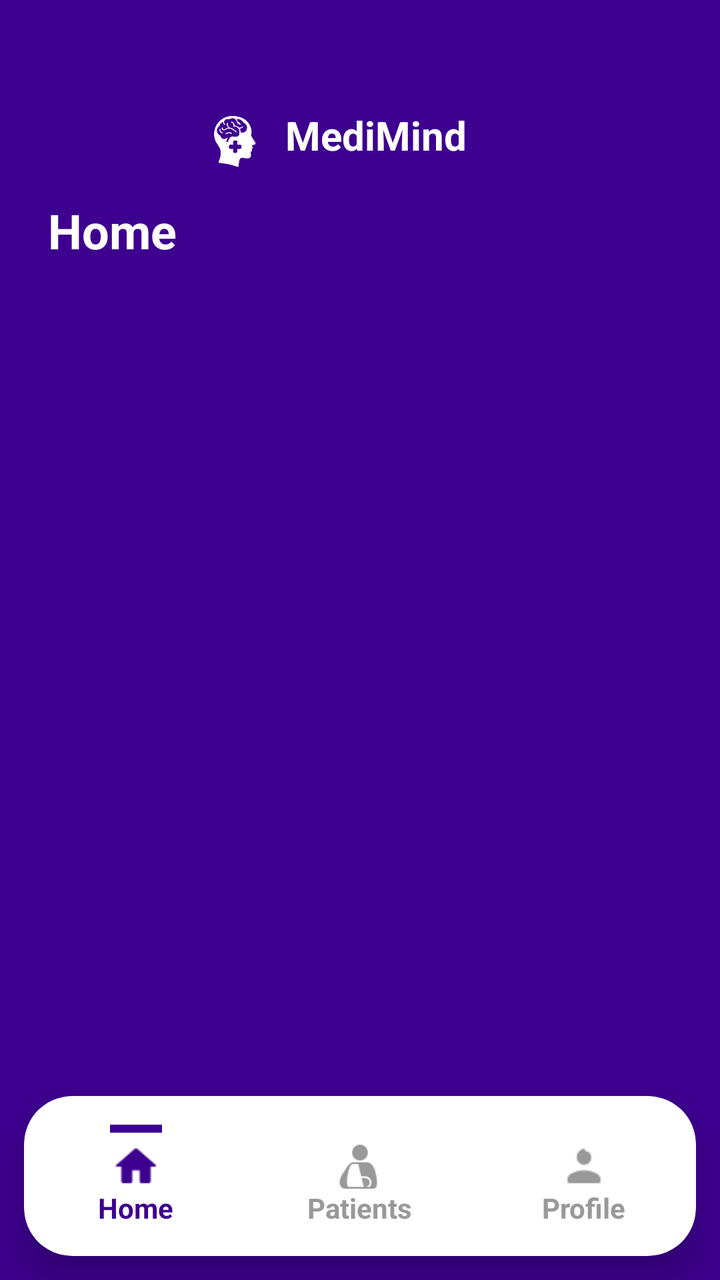
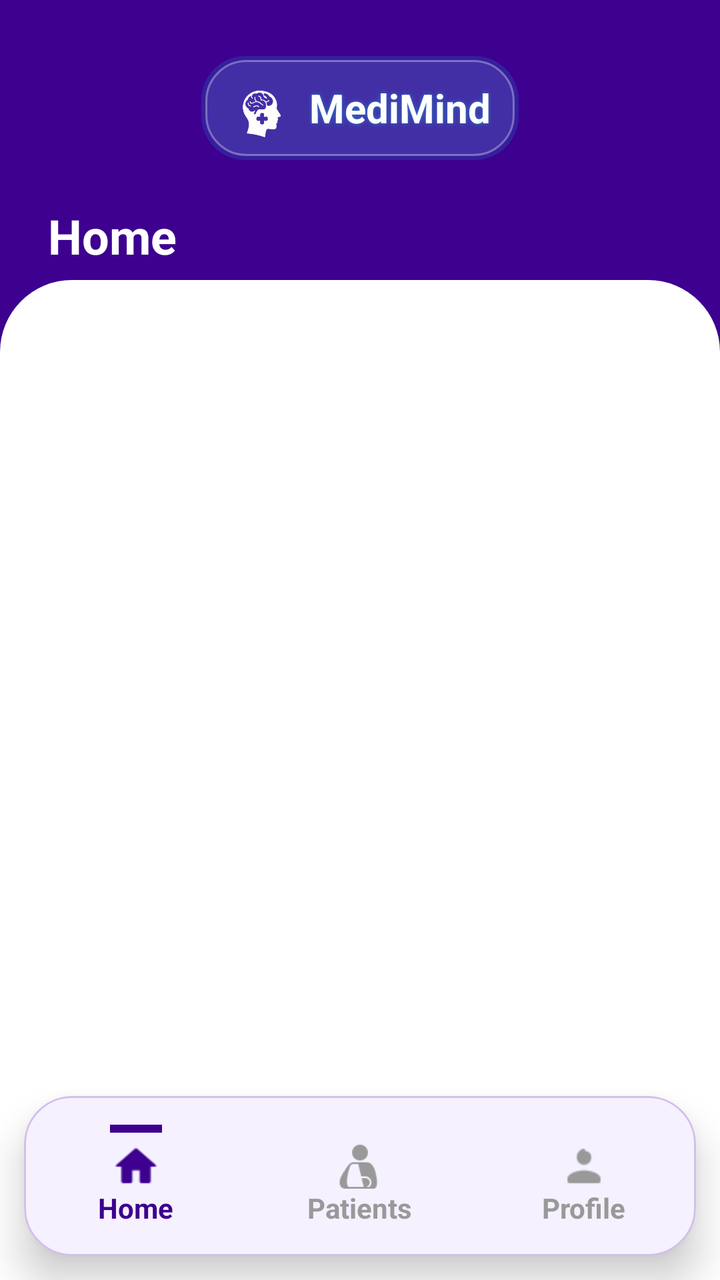

Compare the two renders of this Android layout. The source of the first and the diff that turns it into the second are given below.
<!-- AndroidManifest.xml: application theme Theme.MediMindV2 -->
<!-- res/layout/activity_main.xml -->
<?xml version="1.0" encoding="utf-8"?>
<androidx.constraintlayout.widget.ConstraintLayout
    xmlns:android="http://schemas.android.com/apk/res/android"
    xmlns:app="http://schemas.android.com/apk/res-auto"
    xmlns:tools="http://schemas.android.com/tools"
    android:layout_width="match_parent"
    android:layout_height="match_parent"
    android:background="#3D008F">

    
    <LinearLayout
        android:id="@+id/headerRow"
        android:layout_width="wrap_content"
        android:layout_height="wrap_content"
        android:layout_marginTop="50dp"
        android:layout_marginRight="27dp"
        android:gravity="center_vertical"
        android:orientation="horizontal"
        app:layout_constraintTop_toTopOf="parent"
        app:layout_constraintStart_toStartOf="parent"
        app:layout_constraintEnd_toEndOf="parent">

        <ImageView
            android:id="@+id/imgLogo"
            android:layout_width="35dp"
            android:layout_height="35dp"
            android:contentDescription="@null"
            android:src="@drawable/logo" />

        <TextView
            android:id="@+id/tvAppTitle"
            android:layout_width="wrap_content"
            android:layout_height="wrap_content"
            android:layout_marginStart="8dp"
            android:text="MediMind"
            android:textColor="@android:color/white"
            android:textSize="20sp"
            android:textStyle="bold" />
    </LinearLayout>

    

    <TextView
        android:id="@+id/tvScreenTitle"
        android:layout_width="0dp"
        android:layout_height="wrap_content"
        android:layout_marginTop="14dp"
        android:layout_marginStart="24dp"
        android:layout_marginEnd="24dp"
        android:text="Home"
        android:textColor="@android:color/white"
        android:textSize="24sp"
        android:textStyle="bold"
        app:layout_constraintTop_toBottomOf="@id/headerRow"
        app:layout_constraintStart_toStartOf="parent"
        app:layout_constraintEnd_toEndOf="parent"/>

    
    <FrameLayout
        android:id="@+id/baseContainer"
        android:layout_width="0dp"
        android:layout_height="0dp"
        android:layout_marginTop="0dp"
        app:layout_constraintTop_toBottomOf="@id/tvScreenTitle"
        app:layout_constraintBottom_toTopOf="@id/bottomCard"
        app:layout_constraintStart_toStartOf="parent"
        app:layout_constraintEnd_toEndOf="parent" />



    
    <androidx.cardview.widget.CardView
        android:id="@+id/bottomCard"
        android:layout_width="0dp"
        android:layout_height="80dp"
        android:layout_margin="12dp"
        app:cardCornerRadius="24dp"
        app:cardElevation="12dp"
        app:cardBackgroundColor="@android:color/white"
        app:layout_constraintBottom_toBottomOf="parent"
        app:layout_constraintStart_toStartOf="parent"
        app:layout_constraintEnd_toEndOf="parent">

        <LinearLayout
            android:layout_width="match_parent"
            android:layout_height="match_parent"
            android:orientation="horizontal"
            android:gravity="center">

            
            <LinearLayout
                android:id="@+id/navHome"
                android:layout_width="0dp"
                android:layout_height="match_parent"
                android:layout_weight="1"
                android:gravity="center"
                android:orientation="vertical">

                <View
                    android:id="@+id/indicatorHome"
                    android:layout_width="26dp"
                    android:layout_height="4dp"
                    android:background="#3D008F"
                    android:visibility="visible"/>

                <ImageView
                    android:id="@+id/iconHome"
                    android:layout_width="22dp"
                    android:layout_height="22dp"
                    android:layout_marginTop="6dp"
                    android:src="@drawable/ic_home"
                    app:tint="#3D008F" />

                <TextView
                    android:id="@+id/textHome"
                    android:layout_height="wrap_content"
                    android:layout_width="wrap_content"
                    android:text="Home"
                    android:textSize="14sp"
                    android:textStyle="bold"
                    android:textColor="#3D008F"/>
            </LinearLayout>

            
            <LinearLayout
                android:id="@+id/navPatients"
                android:layout_width="0dp"
                android:layout_height="match_parent"
                android:layout_weight="1"
                android:gravity="center"
                android:orientation="vertical">

                <View
                    android:id="@+id/indicatorPatients"
                    android:layout_width="26dp"
                    android:layout_height="4dp"
                    android:background="#3D008F"
                    android:visibility="invisible"/>

                <ImageView
                    android:id="@+id/iconPatients"
                    android:layout_width="22dp"
                    android:layout_height="22dp"
                    android:layout_marginTop="6dp"
                    android:src="@drawable/ic_patients"
                    app:tint="#999999" />

                <TextView
                    android:id="@+id/textPatients"
                    android:layout_height="wrap_content"
                    android:layout_width="wrap_content"
                    android:text="Patients"
                    android:textSize="14sp"
                    android:textStyle="bold"
                    android:textColor="#999999"/>
            </LinearLayout>

            
            <LinearLayout
                android:id="@+id/navProfile"
                android:layout_width="0dp"
                android:layout_height="match_parent"
                android:layout_weight="1"
                android:gravity="center"
                android:orientation="vertical">

                <View
                    android:id="@+id/indicatorProfile"
                    android:layout_width="26dp"
                    android:layout_height="4dp"
                    android:background="#3D008F"
                    android:visibility="invisible"/>

                <ImageView
                    android:id="@+id/iconProfile"
                    android:layout_width="22dp"
                    android:layout_height="22dp"
                    android:layout_marginTop="6dp"
                    android:src="@drawable/ic_user"
                    app:tint="#999999" />

                <TextView
                    android:id="@+id/textProfile"
                    android:layout_height="wrap_content"
                    android:layout_width="wrap_content"
                    android:text="Profile"
                    android:textSize="14sp"
                    android:textStyle="bold"
                    android:textColor="#999999"
                    />
            </LinearLayout>

        </LinearLayout>

    </androidx.cardview.widget.CardView>

</androidx.constraintlayout.widget.ConstraintLayout>
<!-- resources referenced by this layout -->
<resources>
  <!-- drawable ic_home: png bitmap (drawable, 452 bytes) -->
  <!-- drawable ic_patients: png bitmap (drawable, 852 bytes) -->
  <!-- drawable ic_user: png bitmap (drawable, 462 bytes) -->
  <!-- drawable logo: png bitmap (drawable, 24195 bytes) -->
  <style name="Theme.MediMindV2" parent="Base.Theme.MediMindV2" />
  <style name="Base.Theme.MediMindV2" parent="Theme.Material3.DayNight.NoActionBar">
          
          
      </style>
</resources>

<!-- the commit's change to res/layout/activity_main.xml (unified diff, before → after) -->
@@ -8,75 +8,32 @@
     android:background="#3D008F">
 
     
-    <LinearLayout
-        android:id="@+id/headerRow"
+    <androidx.constraintlayout.widget.Guideline
+        android:id="@+id/guidelinePurpleEnd"
         android:layout_width="wrap_content"
         android:layout_height="wrap_content"
-        android:layout_marginTop="50dp"
-        android:layout_marginRight="27dp"
-        android:gravity="center_vertical"
         android:orientation="horizontal"
+        app:layout_constraintGuide_begin="140dp" />
+
+    
+    <include
+        android:id="@+id/incHeader"
+        layout="@layout/include_header_medimind"
         app:layout_constraintTop_toTopOf="parent"
         app:layout_constraintStart_toStartOf="parent"
-        app:layout_constraintEnd_toEndOf="parent">
-
-        <ImageView
-            android:id="@+id/imgLogo"
-            android:layout_width="35dp"
-            android:layout_height="35dp"
-            android:contentDescription="@null"
-            android:src="@drawable/logo" />
-
-        <TextView
-            android:id="@+id/tvAppTitle"
-            android:layout_width="wrap_content"
-            android:layout_height="wrap_content"
-            android:layout_marginStart="8dp"
-            android:text="MediMind"
-            android:textColor="@android:color/white"
-            android:textSize="20sp"
-            android:textStyle="bold" />
-    </LinearLayout>
-
-    
-
-    <TextView
-        android:id="@+id/tvScreenTitle"
-        android:layout_width="0dp"
-        android:layout_height="wrap_content"
-        android:layout_marginTop="14dp"
-        android:layout_marginStart="24dp"
-        android:layout_marginEnd="24dp"
-        android:text="Home"
-        android:textColor="@android:color/white"
-        android:textSize="24sp"
-        android:textStyle="bold"
-        app:layout_constraintTop_toBottomOf="@id/headerRow"
-        app:layout_constraintStart_toStartOf="parent"
         app:layout_constraintEnd_toEndOf="parent"/>
 
     
-    <FrameLayout
-        android:id="@+id/baseContainer"
-        android:layout_width="0dp"
-        android:layout_height="0dp"
-        android:layout_marginTop="0dp"
-        app:layout_constraintTop_toBottomOf="@id/tvScreenTitle"
-        app:layout_constraintBottom_toTopOf="@id/bottomCard"
-        app:layout_constraintStart_toStartOf="parent"
-        app:layout_constraintEnd_toEndOf="parent" />
-
-
-
-    
-    <androidx.cardview.widget.CardView
+    <com.google.android.material.card.MaterialCardView
         android:id="@+id/bottomCard"
         android:layout_width="0dp"
         android:layout_height="80dp"
         android:layout_margin="12dp"
         app:cardCornerRadius="24dp"
         app:cardElevation="12dp"
-        app:cardBackgroundColor="@android:color/white"
+        app:cardBackgroundColor="#F6F1FF"
+        app:strokeWidth="1dp"
+        app:strokeColor="#333D008F"
         app:layout_constraintBottom_toBottomOf="parent"
         app:layout_constraintStart_toStartOf="parent"
         app:layout_constraintEnd_toEndOf="parent">
@@ -113,8 +70,8 @@
 
                 <TextView
                     android:id="@+id/textHome"
+                    android:layout_width="wrap_content"
                     android:layout_height="wrap_content"
-                    android:layout_width="wrap_content"
                     android:text="Home"
                     android:textSize="14sp"
                     android:textStyle="bold"
@@ -147,8 +104,8 @@
 
                 <TextView
                     android:id="@+id/textPatients"
+                    android:layout_width="wrap_content"
                     android:layout_height="wrap_content"
-                    android:layout_width="wrap_content"
                     android:text="Patients"
                     android:textSize="14sp"
                     android:textStyle="bold"
@@ -181,17 +138,105 @@
 
                 <TextView
                     android:id="@+id/textProfile"
+                    android:layout_width="wrap_content"
                     android:layout_height="wrap_content"
-                    android:layout_width="wrap_content"
                     android:text="Profile"
                     android:textSize="14sp"
                     android:textStyle="bold"
-                    android:textColor="#999999"
-                    />
+                    android:textColor="#999999"/>
             </LinearLayout>
 
         </LinearLayout>
-
-    </androidx.cardview.widget.CardView>
+    </com.google.android.material.card.MaterialCardView>
+
+    
+    <androidx.constraintlayout.widget.ConstraintLayout
+        android:id="@+id/whitePanel"
+        android:layout_width="0dp"
+        android:layout_height="0dp"
+        android:background="@drawable/bg_white_panel_top"
+        app:layout_constraintTop_toTopOf="@id/guidelinePurpleEnd"
+        app:layout_constraintBottom_toBottomOf="parent"
+        app:layout_constraintStart_toStartOf="parent"
+        app:layout_constraintEnd_toEndOf="parent">
+
+        
+        <FrameLayout
+            android:id="@+id/baseContainer"
+            android:layout_width="0dp"
+            android:layout_height="0dp"
+            android:layout_marginStart="16dp"
+            android:layout_marginEnd="16dp"
+            android:layout_marginTop="16dp"
+            android:layout_marginBottom="110dp"
+            app:layout_constraintTop_toTopOf="parent"
+            app:layout_constraintBottom_toBottomOf="parent"
+            app:layout_constraintStart_toStartOf="parent"
+            app:layout_constraintEnd_toEndOf="parent"
+            />
+    </androidx.constraintlayout.widget.ConstraintLayout>
+
+    
+    <TextView
+        android:id="@+id/tvScreenTitle"
+        android:layout_width="0dp"
+        android:layout_height="wrap_content"
+        android:layout_marginStart="24dp"
+        android:layout_marginEnd="24dp"
+        android:layout_marginBottom="6dp"
+        android:text="Home"
+        android:textColor="@android:color/white"
+        android:textSize="24sp"
+        android:textStyle="bold"
+        app:layout_constraintBottom_toTopOf="@id/whitePanel"
+        app:layout_constraintStart_toStartOf="parent"
+        app:layout_constraintEnd_toEndOf="parent"/>
 
 </androidx.constraintlayout.widget.ConstraintLayout>
+<!-- res/layout/include_header_medimind.xml (included above) -->
+<?xml version="1.0" encoding="utf-8"?>
+<androidx.constraintlayout.widget.ConstraintLayout
+    xmlns:android="http://schemas.android.com/apk/res/android"
+    xmlns:app="http://schemas.android.com/apk/res-auto"
+    android:layout_width="match_parent"
+    android:layout_height="wrap_content"
+    android:paddingTop="28dp">
+
+    <LinearLayout
+        android:id="@+id/headerChip"
+        android:layout_width="wrap_content"
+        android:layout_height="wrap_content"
+        android:background="@drawable/bg_header_glow_chip"
+        android:gravity="center_vertical"
+        android:orientation="horizontal"
+        android:paddingStart="14dp"
+        android:paddingEnd="14dp"
+        android:paddingTop="10dp"
+        android:paddingBottom="10dp"
+        app:layout_constraintTop_toTopOf="parent"
+        app:layout_constraintStart_toStartOf="parent"
+        app:layout_constraintEnd_toEndOf="parent">
+
+        <ImageView
+            android:id="@+id/ivLogo"
+            android:layout_width="32dp"
+            android:layout_height="32dp"
+            android:contentDescription="@null"
+            android:src="@drawable/logo"/>
+
+        <TextView
+            android:id="@+id/tvBrand"
+            android:layout_width="wrap_content"
+            android:layout_height="wrap_content"
+            android:layout_marginStart="8dp"
+            android:text="MediMind"
+            android:textColor="#FFFFFF"
+            android:textSize="20sp"
+            android:textStyle="bold"
+            android:shadowColor="#6600E5FF"
+            android:shadowDx="0"
+            android:shadowDy="0"
+            android:shadowRadius="6"/>
+    </LinearLayout>
+
+</androidx.constraintlayout.widget.ConstraintLayout>
<!-- resource entries referenced after the edit -->
@@ -1,13 +1,47 @@
 <!-- resources referenced by this layout -->
 <resources>
+  <!-- drawable bg_header_glow_chip (drawable) -->
+  <?xml version="1.0" encoding="utf-8"?>
+  <layer-list xmlns:android="http://schemas.android.com/apk/res/android">
+  
+      
+      <item>
+          <shape>
+              <corners android:radius="22dp"/>
+              <solid android:color="#2200E5FF"/> 
+          </shape>
+      </item>
+  
+      
+      <item android:left="2dp" android:top="2dp" android:right="2dp" android:bottom="2dp">
+          <shape>
+              <corners android:radius="20dp"/>
+              <solid android:color="#12FFFFFF"/> 
+              <stroke android:width="1dp" android:color="#55FFFFFF"/>
+          </shape>
+      </item>
+  
+  </layer-list>
+  <!-- drawable bg_white_panel_top (drawable) -->
+  <shape xmlns:android="http://schemas.android.com/apk/res/android">
+      <solid android:color="@android:color/white" />
+      <corners
+          android:topLeftRadius="36dp"
+          android:topRightRadius="36dp" />
+  </shape>
   <!-- drawable ic_home: png bitmap (drawable, 452 bytes) -->
   <!-- drawable ic_patients: png bitmap (drawable, 852 bytes) -->
   <!-- drawable ic_user: png bitmap (drawable, 462 bytes) -->
   <!-- drawable logo: png bitmap (drawable, 24195 bytes) -->
   <style name="Theme.MediMindV2" parent="Base.Theme.MediMindV2" />
   <style name="Base.Theme.MediMindV2" parent="Theme.Material3.DayNight.NoActionBar">
+  
           
+          <item name="android:textColorPrimary">#2A2A2A</item>
+          <item name="android:textColorSecondary">#6B6B6B</item>
+  
           
+          <item name="android:textColorHint">#9A9A9A</item>
       </style>
 </resources>
 
